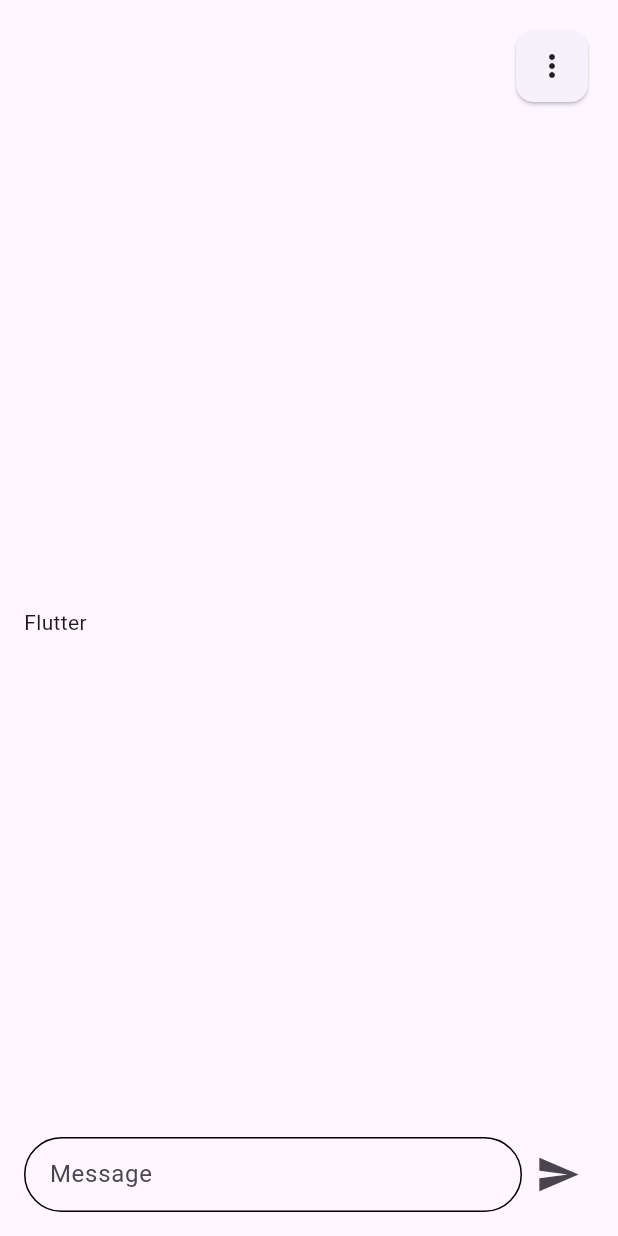
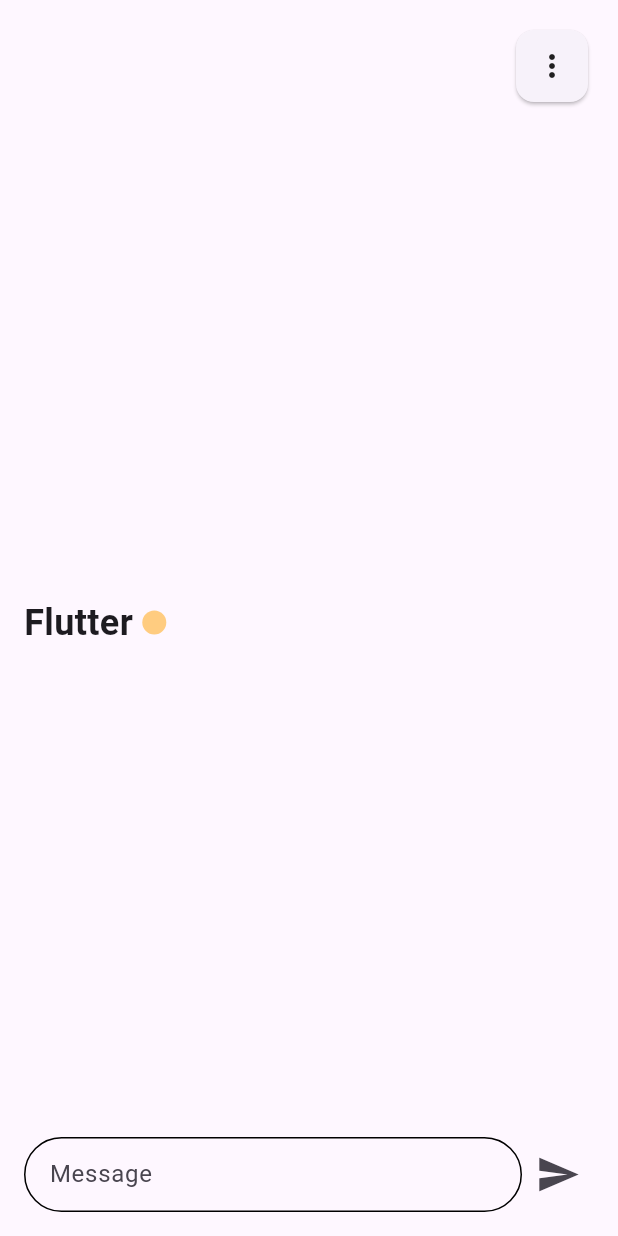
Before and after one commit to youksimgyu/flutter_chatgpt, a Flutter app: the screen it shows after launch, after a tap on the "send" icon, on a phone screen of 412 x 824 dp. Run offline on Flutter 3.47's test engine with Material 3 defaults, Android fonts, the phone set to English and light mode, and no system bars; our stand-ins replace freezed_annotation.

Commit message:
Ui 추가

```diff
--- a/lib/views/chat_gpt_view.dart
+++ b/lib/views/chat_gpt_view.dart
@@ -1,4 +1,8 @@
+import 'dart:convert';
+
 import 'package:flutter/material.dart';
+import 'package:flutter_chatgpt/model/open_ai_model.dart';
+import 'package:http/http.dart' as http;
 
 class ChatGPTView extends StatefulWidget {
   const ChatGPTView({super.key});
@@ -9,6 +13,10 @@ class ChatGPTView extends StatefulWidget {
 
 class _ChatGPTViewState extends State<ChatGPTView> with TickerProviderStateMixin {
   TextEditingController messageController = TextEditingController();
+  final List<Message> _historyList = List.empty(growable: true);
+
+  String apiKey = '';
+  String streamText = '';
 
   static const String _kStrings = 'Flutter ChatGPT';
   String get _currentString => _kStrings;
@@ -27,6 +35,7 @@ class _ChatGPTViewState extends State<ChatGPTView> with TickerProviderStateMixin
   void dispose() {
     messageController.dispose();
     scrollController.dispose();
+    animationController.dispose();
     super.dispose();
   }
 
@@ -58,6 +67,36 @@ class _ChatGPTViewState extends State<ChatGPTView> with TickerProviderStateMixin
     });
 
     animationController.forward();
+  }
+
+  Future requestChat(String text) async {
+    ChatCompletionModel openAiModel = ChatCompletionModel(
+      model: 'gpt-3.5-turbo',
+      messages: [
+        const Message(role: 'system', content: 'You are a helpful assistant.'),
+        ... _historyList,
+      ],
+      stream: false,
+    );
+
+    final url = Uri.https('api.openai.com', '/v1/chat/completions');
+    final response = await http.post(
+      url,
+      headers: {
+        'Authorization': 'Bearer $apiKey',
+        'Content-Type': 'application/json',
+      },
+      body: json.encode(openAiModel.toJson()),
+    );
+    print(response.body);
+    if(response.statusCode == 200) {
+      final Map<String, dynamic> data = json.decode(response.body);
+      final ChatCompletionModel completionModel = ChatCompletionModel.fromJson(data);
+      _historyList.addAll(completionModel.messages!);
+      setState(() {
+        streamText = completionModel.messages!.last.content!;
+      });
+    }
   }
 
   @override
@@ -96,13 +135,25 @@ class _ChatGPTViewState extends State<ChatGPTView> with TickerProviderStateMixin
                 ),
               ),
               Expanded(
+                child: Padding(
+                  padding: const EdgeInsets.symmetric(vertical: 16),
+                  child: Center(
                     child: AnimatedBuilder(
                       animation: _characterCount,
                       builder: (context, child) {
                         String text = _currentString.substring(0, _characterCount.value);
                         return Row(
                           children: [
-                        Text('${text}'),
+                            Text('${text}',
+                              style: const TextStyle(
+                                fontSize: 24,
+                                fontWeight: FontWeight.bold,
+                              ),
+                            ),
+                            CircleAvatar(
+                              radius: 8,
+                              backgroundColor: Colors.orange[200],
+                            ),
                           ],
                         );
                         return ListView.builder(
@@ -150,6 +201,8 @@ class _ChatGPTViewState extends State<ChatGPTView> with TickerProviderStateMixin
                       }
                     ),
                   ),
+                ),
+              ),
               Dismissible(
                 key: const Key('chat-bar'),
                 direction: DismissDirection.startToEnd,
@@ -188,8 +241,15 @@ class _ChatGPTViewState extends State<ChatGPTView> with TickerProviderStateMixin
                       ),
                     ),
                     IconButton(
-                      onPressed: () {
-
+                      onPressed: () async {
+                        if(messageController.text.isEmpty) return;
+                        try {
+                          await requestChat(messageController.text.trim());
+                          messageController.clear();
+                          streamText = '';
+                        } catch(e) {
+                          print('Error: ${e.toString()}');
+                        }
                       },
                       iconSize: 30,
                       icon: const Icon(Icons.send),
```
Lines whose indentation alone changed are shown as unchanged.
